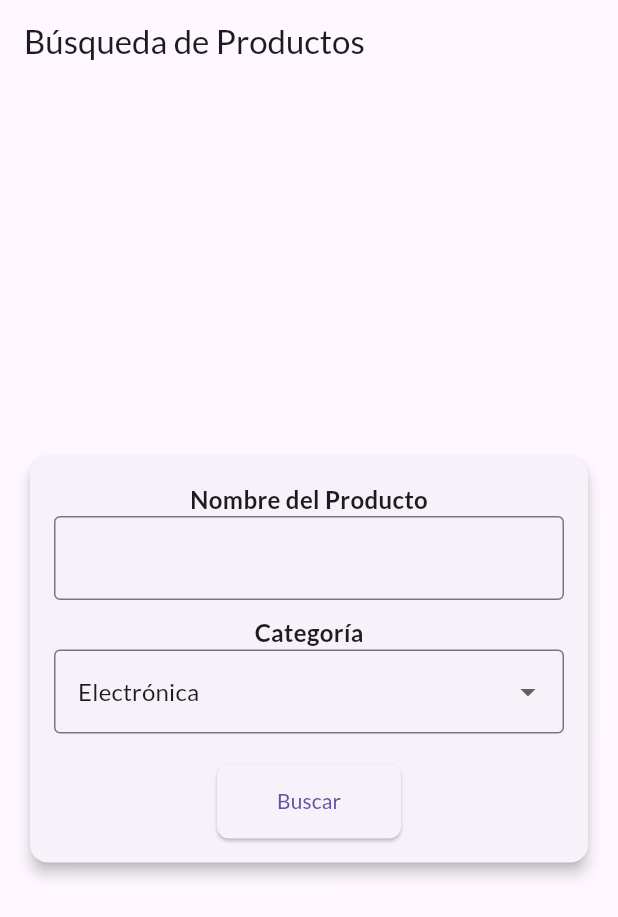
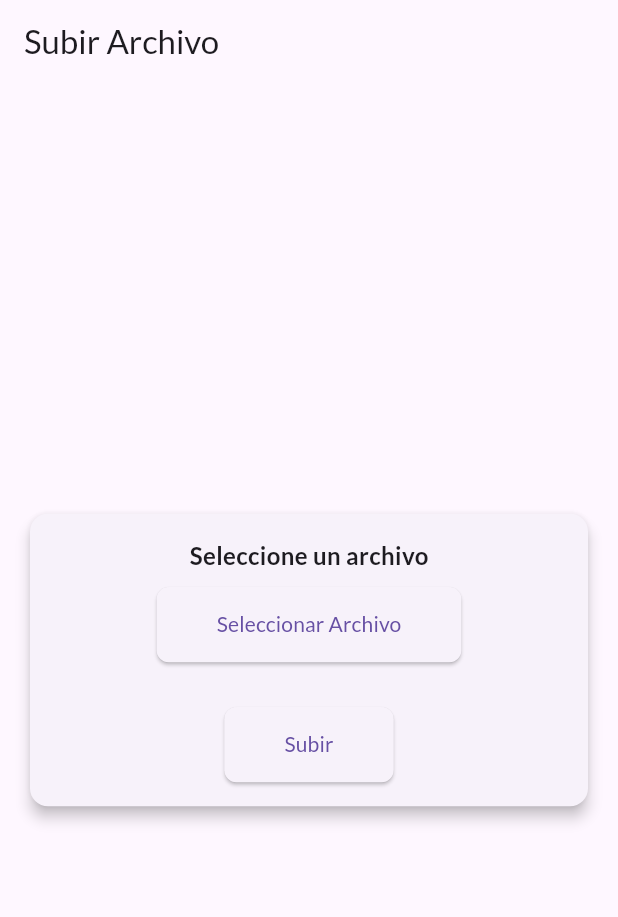
Before and after one commit to Zonoxply29/forms_flutter, a Flutter app: the screen it shows after launch, on a phone screen of 412 x 824 dp. Shown: the top 917 px of the screen. Run offline on Flutter 3.47's test engine with Material 3 defaults, Android fonts, the phone set to English and light mode, and no system bars; our stand-ins replace file_picker, google_fonts.

Commit message:
Agregando Ejercicio de Subida de Archivos

```diff
--- a/lib/main.dart
+++ b/lib/main.dart
@@ -1,6 +1,7 @@
 import 'package:google_fonts/google_fonts.dart';
 import 'package:flutter/material.dart';
 import 'package:flutter_web_plugins/flutter_web_plugins.dart';
+import 'package:file_picker/file_picker.dart';
 import 'dart:ui' as ui;
 
 void main() {
@@ -17,31 +18,38 @@ class MyApp extends StatelessWidget {
         primarySwatch: Colors.blue,
         textTheme: GoogleFonts.latoTextTheme(),
       ),
-      home: ProductSearchForm(),
+      home: FileUploadForm(),
     );
   }
 }
 
-class ProductSearchForm extends StatefulWidget {
+class FileUploadForm extends StatefulWidget {
   @override
-  _ProductSearchFormState createState() => _ProductSearchFormState();
+  _FileUploadFormState createState() => _FileUploadFormState();
 }
 
-class _ProductSearchFormState extends State<ProductSearchForm> {
+class _FileUploadFormState extends State<FileUploadForm> {
   final _formKey = GlobalKey<FormState>();
-  final TextEditingController _productNameController = TextEditingController();
-  String _selectedCategory = 'Electrónica';
+  String? _fileName;
+
+  Future<void> _pickFile() async {
+    FilePickerResult? result = await FilePicker.platform.pickFiles();
+    if (result != null) {
+      setState(() {
+        _fileName = result.files.single.name;
+      });
+    }
+  }
 
   void _submitForm() {
-    if (_formKey.currentState!.validate()) {
-      String productName = _productNameController.text;
-      String category = _selectedCategory;
-
-      print("Producto a buscar: $productName");
-      print("Categoría: $category");
-
+    if (_fileName != null) {
+      print("Archivo seleccionado: $_fileName");
       ScaffoldMessenger.of(context).showSnackBar(
-        SnackBar(content: Text('Búsqueda enviada con éxito')),
+        SnackBar(content: Text('Archivo subido con éxito')),
+      );
+    } else {
+      ScaffoldMessenger.of(context).showSnackBar(
+        SnackBar(content: Text('Por favor seleccione un archivo')),
       );
     }
   }
@@ -49,7 +57,7 @@ class _ProductSearchFormState extends State<ProductSearchForm> {
   @override
   Widget build(BuildContext context) {
     return Scaffold(
-      appBar: AppBar(title: Text('Búsqueda de Productos')),
+      appBar: AppBar(title: Text('Subir Archivo')),
       body: Center(
         child: SingleChildScrollView(
           child: Padding(
@@ -67,37 +75,24 @@ class _ProductSearchFormState extends State<ProductSearchForm> {
                     child: Column(
                       mainAxisSize: MainAxisSize.min,
                       children: [
-                        Text('Nombre del Producto',
+                        Text('Seleccione un archivo',
                             style: TextStyle(
                                 fontSize: 16, fontWeight: FontWeight.bold)),
-                        TextFormField(
-                          controller: _productNameController,
-                          decoration:
-                              InputDecoration(border: OutlineInputBorder()),
-                          validator: (value) => value!.isEmpty
-                              ? 'Ingrese el nombre del producto'
-                              : null,
+                        SizedBox(height: 10),
+                        ElevatedButton(
+                          onPressed: _pickFile,
+                          style: ElevatedButton.styleFrom(
+                            padding: EdgeInsets.symmetric(
+                                horizontal: 40, vertical: 15),
+                            shape: RoundedRectangleBorder(
+                                borderRadius: BorderRadius.circular(8)),
+                          ),
+                          child: Text('Seleccionar Archivo'),
                         ),
                         SizedBox(height: 10),
-                        Text('Categoría',
-                            style: TextStyle(
-                                fontSize: 16, fontWeight: FontWeight.bold)),
-                        DropdownButtonFormField<String>(
-                          value: _selectedCategory,
-                          decoration:
-                              InputDecoration(border: OutlineInputBorder()),
-                          items: ['Electrónica', 'Ropa', 'Hogar']
-                              .map((category) => DropdownMenuItem(
-                                    value: category,
-                                    child: Text(category),
-                                  ))
-                              .toList(),
-                          onChanged: (value) {
-                            setState(() {
-                              _selectedCategory = value!;
-                            });
-                          },
-                        ),
+                        _fileName != null
+                            ? Text('Archivo: $_fileName')
+                            : Container(),
                         SizedBox(height: 20),
                         ElevatedButton(
                           onPressed: _submitForm,
@@ -107,7 +102,7 @@ class _ProductSearchFormState extends State<ProductSearchForm> {
                             shape: RoundedRectangleBorder(
                                 borderRadius: BorderRadius.circular(8)),
                           ),
-                          child: Text('Buscar'),
+                          child: Text('Subir'),
                         ),
                       ],
                     ),
--- a/pubspec.yaml
+++ b/pubspec.yaml
@@ -18,6 +18,7 @@ dependencies:
   english_words: ^4.0.0
   provider: ^6.0.0
   google_fonts: ^6.2.1
+  file_picker: ^9.0.1
 
 dev_dependencies:
   flutter_test:
```
Also changed, not shown: pubspec.lock, 1 other file.
